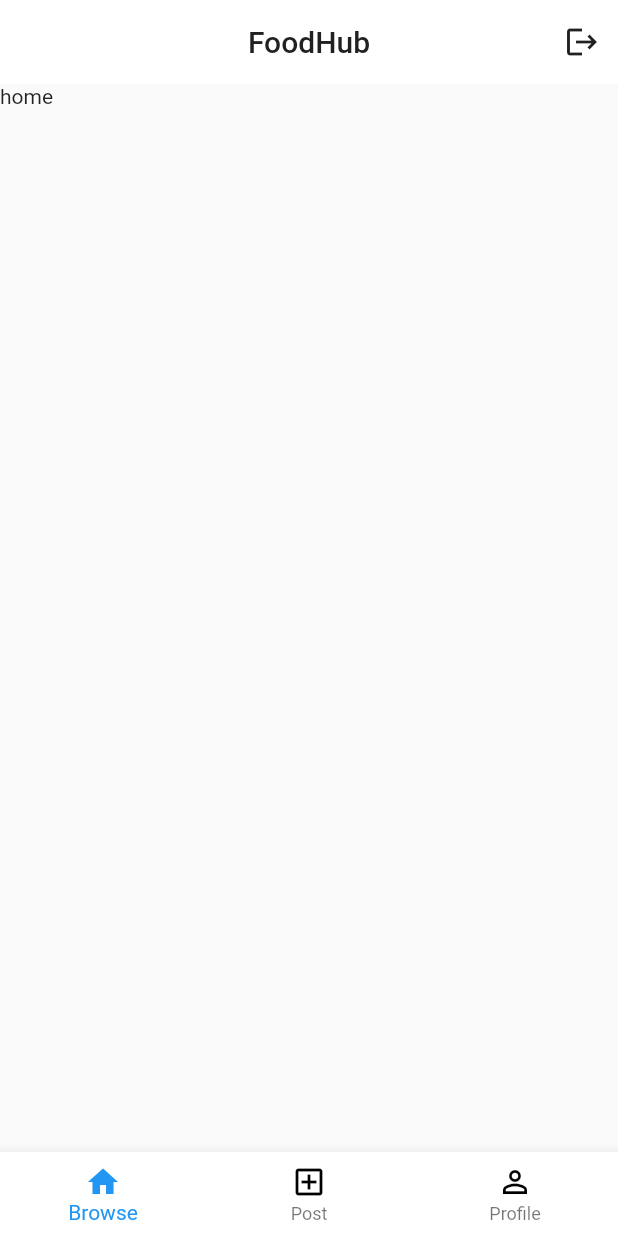
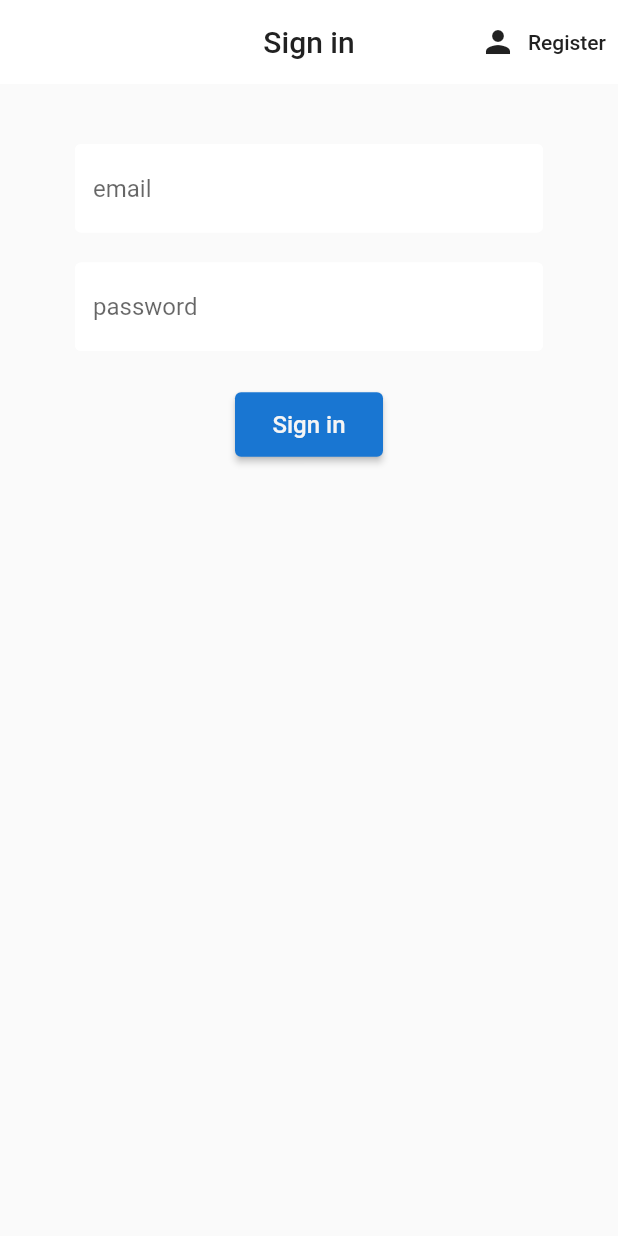
Before and after one commit to Drescher-Rijna/food_hub, a Flutter app: the screen it shows after launch, on a phone screen of 412 x 824 dp. Run offline on Flutter 3.47's test engine with Material 2 defaults, Android fonts, the phone set to English and light mode, and no system bars; our stand-ins replace cloud_firestore, firebase_auth, firebase_core; accounts and stored records are empty.

Commit message:
ready for use

```diff
--- a/lib/main.dart
+++ b/lib/main.dart
@@ -1,7 +1,20 @@
+import 'package:firebase_core/firebase_core.dart';
 import 'package:flutter/material.dart';
+import 'package:flutter/services.dart';
+import 'package:food_hub/models/User.dart';
 import 'package:food_hub/screens/Wrapper.dart';
+import 'package:food_hub/services/auth.dart';
+import 'package:provider/provider.dart';
 
-void main() {
+void main() async {
+  WidgetsFlutterBinding.ensureInitialized();
+  await Firebase.initializeApp();
+
+  SystemChrome.setPreferredOrientations([
+    DeviceOrientation.portraitUp,
+    DeviceOrientation.portraitDown
+  ]);
+
   runApp(MyApp());
 }
 
@@ -9,8 +22,11 @@
   // This widget is the root of your application.
   @override
   Widget build(BuildContext context) {
-    return MaterialApp(
+    return StreamProvider<MyUser>.value(
+      value: AuthService().user,
+      child: MaterialApp(
         home: Wrapper(),
-      );
+      ),
+    );
   }
 }
--- a/lib/screens/Wrapper.dart
+++ b/lib/screens/Wrapper.dart
@@ -1,19 +1,23 @@
 import 'package:flutter/material.dart';
+import 'package:food_hub/models/User.dart';
 import 'package:food_hub/screens/Navigator.dart';
 import 'package:food_hub/screens/authenticate/Authenticate.dart';
+import 'package:provider/provider.dart';
 
 
 class Wrapper extends StatelessWidget {
   @override
   Widget build(BuildContext context) {
 
-    final user = null;
+    final user = Provider.of<MyUser>(context);
+    print(user);
 
     // return either the Home or Authenticate widget
     if (user == null){
+      return Authenticate();
+    } else {
       return BottomNavigator();
-    } else {
-      return Authenticate();
+
     }
 
   }
--- a/lib/screens/authenticate/Authenticate.dart
+++ b/lib/screens/authenticate/Authenticate.dart
@@ -1,4 +1,6 @@
 import 'package:flutter/material.dart';
+import 'package:food_hub/screens/authenticate/Register.dart';
+import 'package:food_hub/screens/authenticate/SignIn.dart';
 
 class Authenticate extends StatefulWidget {
   @override
@@ -15,9 +17,9 @@
   @override
   Widget build(BuildContext context) {
     if (showSignIn) {
-      return Text("sign in");
+      return SignIn(toggleView: toggleView,);
     } else {
-      return Text("register");
+      return Register(toggleView: toggleView,);
     }
   }
 }
--- a/lib/screens/authenticate/SignIn.dart
+++ b/lib/screens/authenticate/SignIn.dart
@@ -0,0 +1,142 @@
+import 'package:flutter/material.dart';
+import 'package:food_hub/services/auth.dart';
+import 'package:food_hub/shared/Loading.dart';
+
+
+class SignIn extends StatefulWidget {
+
+  final Function toggleView;
+  SignIn({ this.toggleView });
+
+  @override
+  _SignInState createState() => _SignInState();
+}
+
+class _SignInState extends State<SignIn> {
+
+  final AuthService _auth = AuthService();
+  final _formKey = GlobalKey<FormState>();
+  bool loading = false;
+
+  // text field state
+  String email = '';
+  String password = '';
+  String error = '';
+
+  @override
+  Widget build(BuildContext context) {
+    return loading ? Loading() : Scaffold(
+      backgroundColor: Colors.grey[50],
+      appBar: AppBar(
+        backgroundColor: Colors.white,
+        elevation: 0.0,
+        title: Text(
+          'Sign in',
+          style: TextStyle(
+            color: Colors.grey[900]
+          ),
+        ),
+        centerTitle: true,
+        actions: <Widget>[
+          TextButton.icon(
+            icon: Icon(
+              Icons.person,
+              color: Colors.grey[900],
+            ),
+            label: Text(
+              "Register",
+              style: TextStyle(
+                  color: Colors.grey[900],
+              ),
+            ),
+            onPressed: () {
+              widget.toggleView();
+            },
+          )
+        ],
+      ),
+      body: Center(
+        child: Container(
+          padding: EdgeInsets.symmetric(vertical: 20.0, horizontal: 50.0),
+          child: Form(
+            key: _formKey,
+            child: Column(
+              children: <Widget>[
+                SizedBox(height: 20.0,),
+                TextFormField(
+                  decoration: InputDecoration(
+                    hintText: 'email',
+                    fillColor: Colors.white,
+                    filled: true,
+                    enabledBorder: OutlineInputBorder(
+                      borderSide: BorderSide(color: Colors.white, width: 2.0),
+                    ),
+                    focusedBorder: OutlineInputBorder(
+                      borderSide: BorderSide(color: Colors.grey[700], width: 2.0),
+                    ),
+                  ),
+                  validator: (val) => val.isEmpty ? 'Enter an email' : null,
+                  onChanged: (val) {
+                    setState(() => email = val);
+                  }
+                ),
+                SizedBox(height: 20.0,),
+                TextFormField(
+                  decoration: InputDecoration(
+                    hintText: 'password',
+                    fillColor: Colors.white,
+                    filled: true,
+                    enabledBorder: OutlineInputBorder(
+                      borderSide: BorderSide(color: Colors.white, width: 2.0),
+                    ),
+                    focusedBorder: OutlineInputBorder(
+                      borderSide: BorderSide(color: Colors.grey[700], width: 2.0),
+                    ),
+                  ),
+                  validator: (val) => val.length < 6 ? 'Enter a password +6 characters long' : null,
+                  obscureText: true,
+                  onChanged: (val) {
+                    setState(() => password = val);
+                  },
+                ),
+                SizedBox(height: 25.0,),
+                ElevatedButton(
+                  child: Text(
+                    "Sign in",
+                    style: TextStyle(
+                      color: Colors.grey[100],
+                      fontSize: 16,
+                    ),
+                  ),
+                  style: ButtonStyle(
+                    backgroundColor: MaterialStateProperty.all(Colors.blue[700]),
+                    padding: MaterialStateProperty.all(EdgeInsets.symmetric(vertical: 12.0, horizontal: 25.0)),
+                  ),
+                  onPressed: () async {
+                    if (_formKey.currentState.validate()){
+                      setState(() => loading = true);
+                      dynamic result = await _auth.signInWithEmailAndPassword(email, password);
+                      if (result == null) {
+                        setState(() {
+                            error = 'Could not sign in. It may be because you wrote an invalid email or password';
+                            loading = false;
+                          }
+                        );
+
+                      }
+                    }
+                  },
+                ),
+                SizedBox(height: 12.0),
+                Text(
+                  error,
+                  style: TextStyle(color: Colors.red, fontSize: 14.0),
+                )
+              ],
+            ),
+          ),
+        ),
+      ),
+    );
+  }
+}
--- a/lib/services/auth.dart
+++ b/lib/services/auth.dart
@@ -1,6 +1,7 @@
 import 'package:firebase_auth/firebase_auth.dart';
 import 'package:food_hub/models/User.dart';
 import 'package:food_hub/services/database.dart';
+import 'package:firebase_core/firebase_core.dart';
 
 class AuthService {
 
--- a/lib/services/database.dart
+++ b/lib/services/database.dart
@@ -1,6 +1,7 @@
 import 'package:cloud_firestore/cloud_firestore.dart';
 import 'package:firebase_auth/firebase_auth.dart';
 import 'package:food_hub/models/User.dart';
+import 'package:firebase_core/firebase_core.dart';
 
 class DatabaseService {
 
--- a/pubspec.yaml
+++ b/pubspec.yaml
@@ -32,6 +32,7 @@
   firebase_auth: ^3.1.1
   cloud_firestore: ^2.5.3
   firebase_storage: ^10.0.3
+  provider: ^6.0.1
 
 dev_dependencies:
   flutter_test:
```
Also changed, not shown: lib/screens/authenticate/Register.dart (+13 -10 lines), pubspec.lock.
